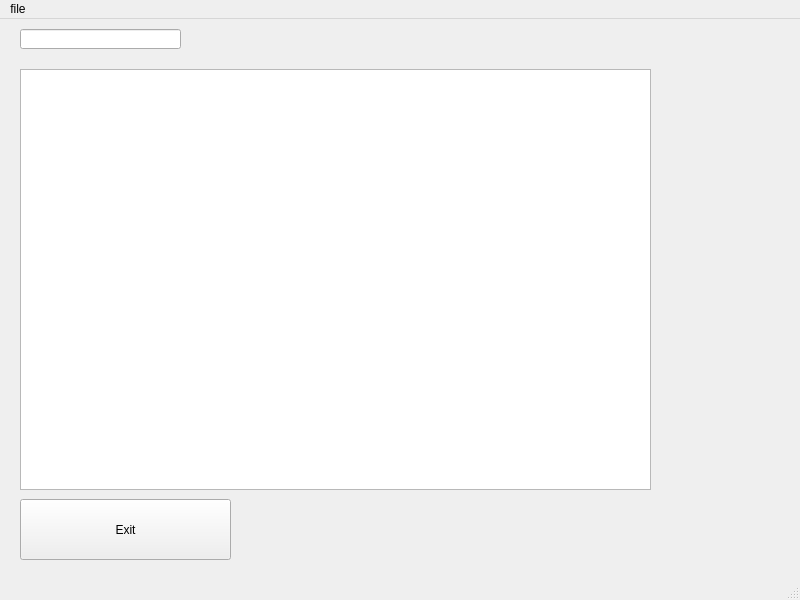
First picture: the form in file.ui, repository tad613/anp, before the edit.
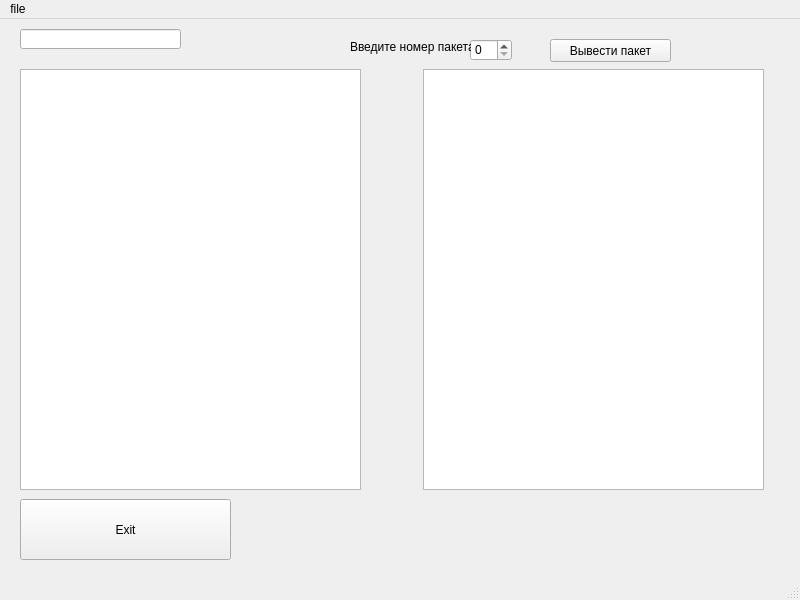
Second picture: the form after the edit.

Diff of the .ui file:
```diff
--- a/file.ui
+++ b/file.ui
@@ -42,11 +42,57 @@
      <rect>
       <x>20</x>
       <y>50</y>
-      <width>631</width>
+      <width>341</width>
       <height>421</height>
      </rect>
     </property>
    </widget>
+   <widget class="QTextEdit" name="textEdit_2">
+    <property name="geometry">
+     <rect>
+      <x>423</x>
+      <y>50</y>
+      <width>341</width>
+      <height>421</height>
+     </rect>
+    </property>
+   </widget>
+   <widget class="QSpinBox" name="spinBox">
+    <property name="geometry">
+     <rect>
+      <x>470</x>
+      <y>20</y>
+      <width>42</width>
+      <height>22</height>
+     </rect>
+    </property>
+   </widget>
+   <widget class="QLabel" name="label">
+    <property name="geometry">
+     <rect>
+      <x>350</x>
+      <y>20</y>
+      <width>121</width>
+      <height>16</height>
+     </rect>
+    </property>
+    <property name="text">
+     <string>Введите номер пакета</string>
+    </property>
+   </widget>
+   <widget class="QPushButton" name="pushButton">
+    <property name="geometry">
+     <rect>
+      <x>550</x>
+      <y>20</y>
+      <width>121</width>
+      <height>23</height>
+     </rect>
+    </property>
+    <property name="text">
+     <string>Вывести пакет</string>
+    </property>
+   </widget>
    <zorder>Exit</zorder>
    <zorder>A1</zorder>
    <zorder>textEdit</zorder>
```
Left out of the diff: 4 changed lines with no effect on the pictures.
